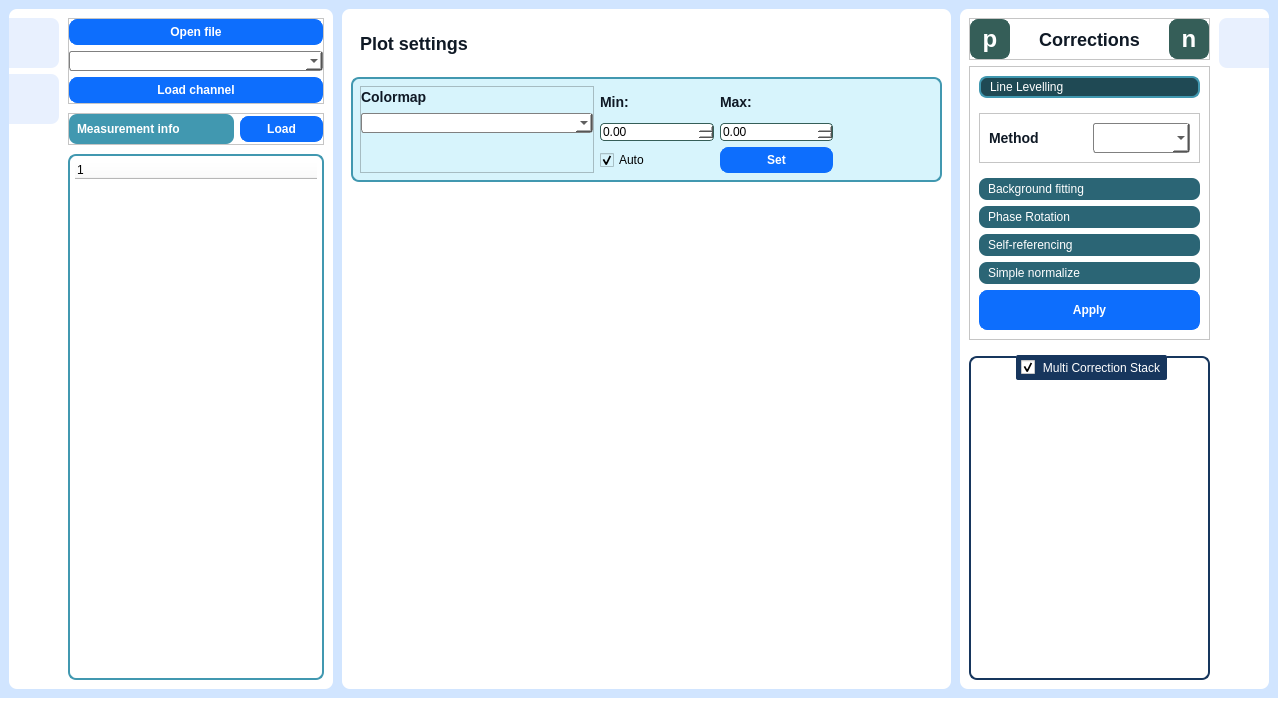
Before: the Qt Designer form App/HyperImager.ui in ngergihun/NeaReader, drawn with Qt 5.
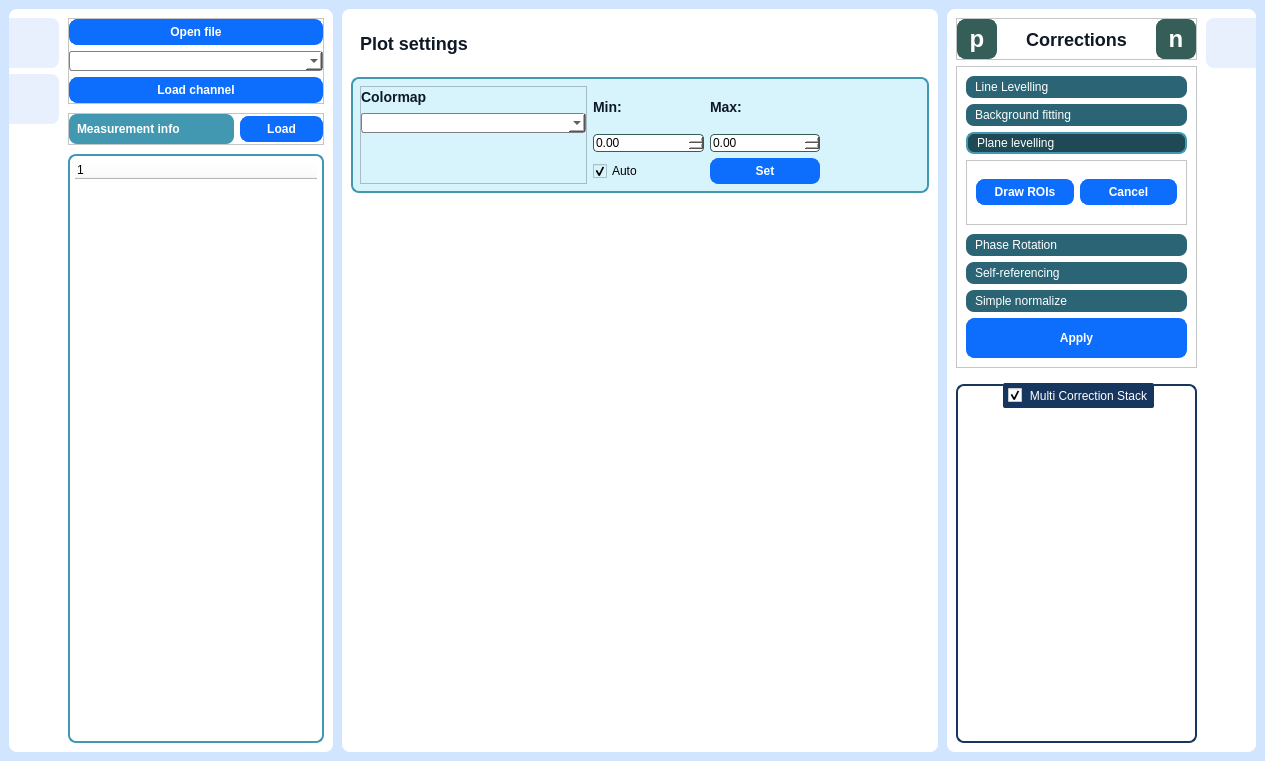
After: the same form once the commit is applied. Icons and pictures are not drawn. Custom widgets are drawn as their Qt base class.

Commit message: ROI plane levelling added to functionality

Patch:
```diff
--- a/App/HyperImager.ui
+++ b/App/HyperImager.ui
@@ -6,8 +6,8 @@
    <rect>
     <x>0</x>
     <y>0</y>
-    <width>1278</width>
-    <height>720</height>
+    <width>1265</width>
+    <height>783</height>
    </rect>
   </property>
   <property name="sizePolicy">
@@ -1152,7 +1152,7 @@
                  </size>
                 </property>
                 <property name="currentIndex">
-                 <number>0</number>
+                 <number>2</number>
                 </property>
                 <widget class="QWidget" name="linelevel_page">
                  <property name="geometry">
@@ -1358,6 +1358,62 @@
                   </item>
                  </layout>
                 </widget>
+                <widget class="QWidget" name="plane_levelling_page">
+                 <property name="geometry">
+                  <rect>
+                   <x>0</x>
+                   <y>0</y>
+                   <width>221</width>
+                   <height>69</height>
+                  </rect>
+                 </property>
+                 <attribute name="label">
+                  <string>Plane levelling</string>
+                 </attribute>
+                 <layout class="QVBoxLayout" name="verticalLayout_16">
+                  <property name="spacing">
+                   <number>6</number>
+                  </property>
+                  <property name="leftMargin">
+                   <number>0</number>
+                  </property>
+                  <property name="topMargin">
+                   <number>0</number>
+                  </property>
+                  <property name="rightMargin">
+                   <number>0</number>
+                  </property>
+                  <property name="bottomMargin">
+                   <number>3</number>
+                  </property>
+                  <item>
+                   <widget class="QFrame" name="frame_3">
+                    <property name="frameShape">
+                     <enum>QFrame::StyledPanel</enum>
+                    </property>
+                    <property name="frameShadow">
+                     <enum>QFrame::Raised</enum>
+                    </property>
+                    <layout class="QHBoxLayout" name="horizontalLayout_15">
+                     <item>
+                      <widget class="QPushButton" name="DrawROIs_button">
+                       <property name="text">
+                        <string>Draw ROIs</string>
+                       </property>
+                      </widget>
+                     </item>
+                     <item>
+                      <widget class="QPushButton" name="CancelROIs_button">
+                       <property name="text">
+                        <string>Cancel</string>
+                       </property>
+                      </widget>
+                     </item>
+                    </layout>
+                   </widget>
+                  </item>
+                 </layout>
+                </widget>
                 <widget class="QWidget" name="phaserot_page">
                  <property name="geometry">
                   <rect>
```
The commit also changes 3 other files.
